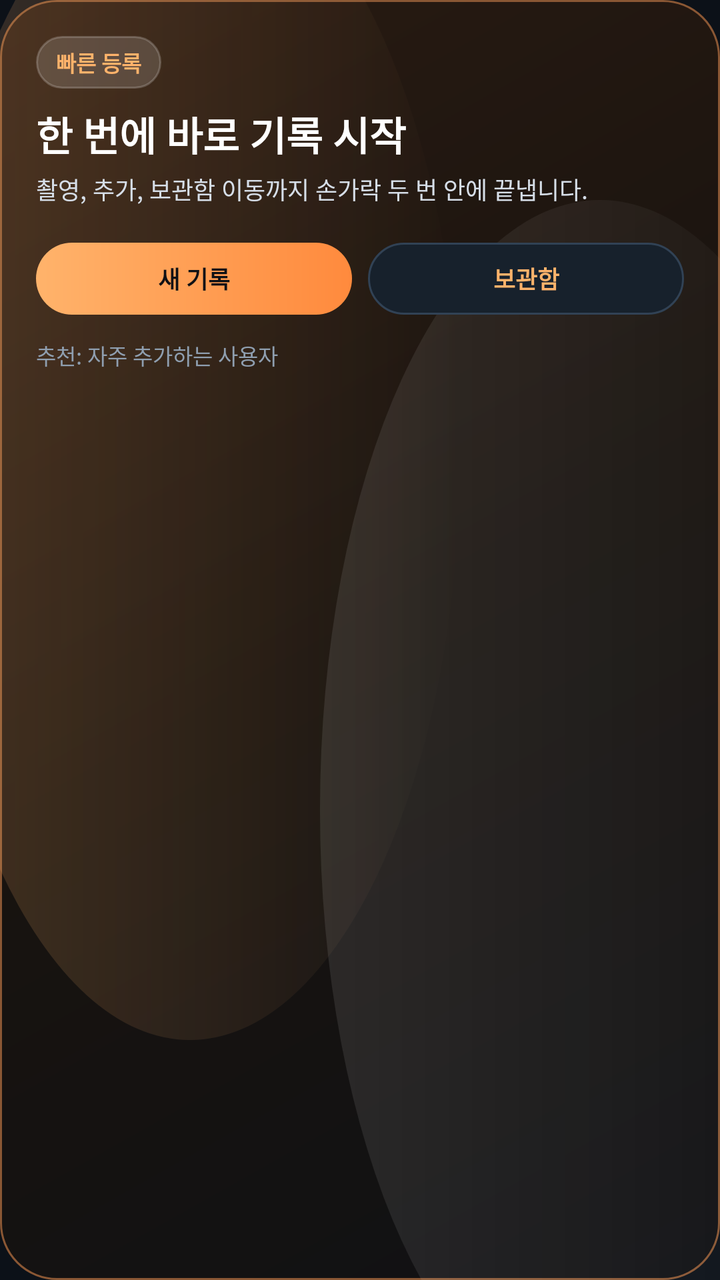
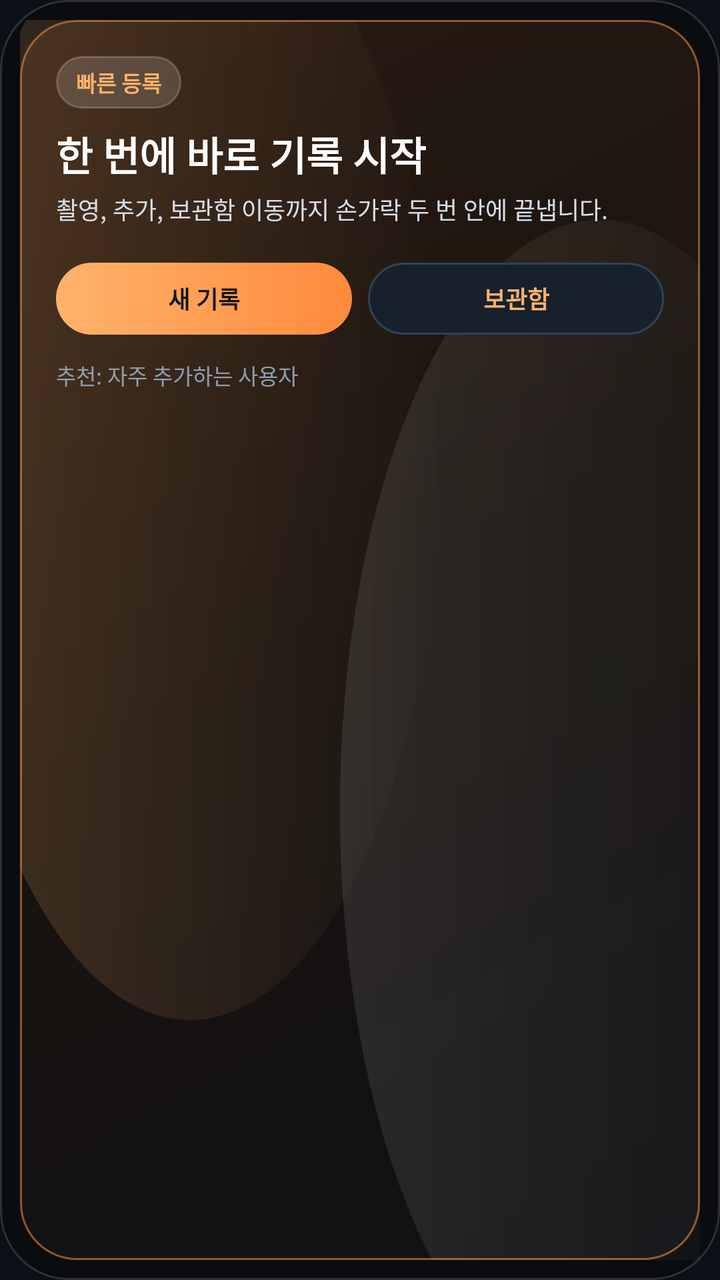

The first picture is an Android layout as it rendered before a commit; the second is the same layout after the commit. The layout source and the unified diff follow.
<!-- AndroidManifest.xml: application theme Theme.Siteboard -->
<!-- res/layout/widget_preview_quick_add.xml -->
<?xml version="1.0" encoding="utf-8"?>
<LinearLayout xmlns:android="http://schemas.android.com/apk/res/android"
    android:layout_width="match_parent"
    android:layout_height="match_parent"
    android:background="@drawable/bg_widget_preview_luxury"
    android:orientation="vertical"
    android:padding="18dp">

    <TextView
        android:layout_width="wrap_content"
        android:layout_height="wrap_content"
        android:background="@drawable/bg_widget_preview_pill"
        android:paddingHorizontal="10dp"
        android:paddingVertical="5dp"
        android:text="빠른 등록"
        android:textColor="#FFFFB36B"
        android:textSize="11sp"
        android:textStyle="bold" />

    <TextView
        android:layout_width="match_parent"
        android:layout_height="wrap_content"
        android:layout_marginTop="8dp"
        android:text="한 번에 바로 기록 시작"
        android:textColor="@android:color/white"
        android:textSize="20sp"
        android:textStyle="bold" />

    <TextView
        android:layout_width="match_parent"
        android:layout_height="wrap_content"
        android:layout_marginTop="4dp"
        android:text="촬영, 추가, 보관함 이동까지 손가락 두 번 안에 끝냅니다."
        android:textColor="#D6DEE8"
        android:textSize="12sp" />

    <LinearLayout
        android:layout_width="match_parent"
        android:layout_height="wrap_content"
        android:layout_marginTop="18dp"
        android:orientation="horizontal">

        <TextView
            android:layout_width="0dp"
            android:layout_height="36dp"
            android:layout_weight="1"
            android:background="@drawable/bg_primary_button"
            android:gravity="center"
            android:text="새 기록"
            android:textColor="#0F1115"
            android:textSize="12sp"
            android:textStyle="bold" />

        <TextView
            android:layout_width="0dp"
            android:layout_height="36dp"
            android:layout_marginStart="8dp"
            android:layout_weight="1"
            android:background="@drawable/bg_secondary_button"
            android:gravity="center"
            android:text="보관함"
            android:textColor="#FFFFB36B"
            android:textSize="12sp"
            android:textStyle="bold" />
    </LinearLayout>

    <TextView
        android:layout_width="match_parent"
        android:layout_height="wrap_content"
        android:layout_marginTop="12dp"
        android:text="추천: 자주 추가하는 사용자"
        android:textColor="#8F9FB0"
        android:textSize="11sp" />
</LinearLayout>
<!-- resources referenced by this layout -->
<resources>
  <!-- drawable bg_primary_button (drawable) -->
  <?xml version="1.0" encoding="utf-8"?>
  <shape xmlns:android="http://schemas.android.com/apk/res/android" android:shape="rectangle">
      <gradient
          android:angle="0"
          android:startColor="#FFB36B"
          android:endColor="#FF8A3D" />
      <corners android:radius="18dp" />
  </shape>
  <!-- drawable bg_secondary_button (drawable) -->
  <?xml version="1.0" encoding="utf-8"?>
  <shape xmlns:android="http://schemas.android.com/apk/res/android" android:shape="rectangle">
      <solid android:color="#17212C" />
      <corners android:radius="18dp" />
      <stroke
          android:width="1dp"
          android:color="#314255" />
  </shape>
  <!-- drawable bg_widget_preview_pill (drawable) -->
  <?xml version="1.0" encoding="utf-8"?>
  <shape xmlns:android="http://schemas.android.com/apk/res/android" android:shape="rectangle">
      <solid android:color="#26FFFFFF" />
      <corners android:radius="999dp" />
      <stroke
          android:width="1dp"
          android:color="#33FFFFFF" />
  </shape>
  <style name="Theme.Siteboard" parent="Theme.MaterialComponents.DayNight.NoActionBar">
  
          <item name="colorPrimary">@color/orange_primary</item>
          <item name="colorPrimaryVariant">@color/orange_deep</item>
          <item name="colorOnPrimary">#10141B</item>
  
          <item name="colorSecondary">@color/teal_accent</item>
          <item name="colorSecondaryVariant">@color/teal_accent</item>
          <item name="colorOnSecondary">#081118</item>
  
          <item name="colorError">@color/danger_accent</item>
  
          <item name="android:colorBackground">@color/bg_dark</item>
          <item name="colorSurface">@color/surface_dark</item>
  
          <item name="android:statusBarColor">@color/bg_dark</item>
          <item name="android:navigationBarColor">@color/bg_dark</item>
          <item name="android:windowLightStatusBar" tools:targetApi="m">false</item>
  
          <item name="android:windowSplashScreenBackground" tools:targetApi="s">@color/bg_dark</item>
          <item name="android:windowSplashScreenAnimatedIcon" tools:targetApi="s">@android:color/transparent</item>
          <item name="android:windowSplashScreenAnimationDuration" tools:targetApi="s">0</item>
      </style>
  <color name="orange_primary">#FFB36B</color>
  <color name="orange_deep">#FF8A3D</color>
  <color name="teal_accent">#54D4C4</color>
  <color name="danger_accent">#F06D7D</color>
  <color name="bg_dark">#0C1118</color>
  <color name="surface_dark">#151E29</color>
  <!-- unchanged entries left out for length: 1 -->
</resources>

<!-- the commit's change to res/layout/widget_preview_quick_add.xml (unified diff, before → after) -->
@@ -1,74 +1,81 @@
 <?xml version="1.0" encoding="utf-8"?>
-<LinearLayout xmlns:android="http://schemas.android.com/apk/res/android"
+<FrameLayout xmlns:android="http://schemas.android.com/apk/res/android"
     android:layout_width="match_parent"
     android:layout_height="match_parent"
-    android:background="@drawable/bg_widget_preview_luxury"
-    android:orientation="vertical"
-    android:padding="18dp">
-
-    <TextView
-        android:layout_width="wrap_content"
-        android:layout_height="wrap_content"
-        android:background="@drawable/bg_widget_preview_pill"
-        android:paddingHorizontal="10dp"
-        android:paddingVertical="5dp"
-        android:text="빠른 등록"
-        android:textColor="#FFFFB36B"
-        android:textSize="11sp"
-        android:textStyle="bold" />
-
-    <TextView
-        android:layout_width="match_parent"
-        android:layout_height="wrap_content"
-        android:layout_marginTop="8dp"
-        android:text="한 번에 바로 기록 시작"
-        android:textColor="@android:color/white"
-        android:textSize="20sp"
-        android:textStyle="bold" />
-
-    <TextView
-        android:layout_width="match_parent"
-        android:layout_height="wrap_content"
-        android:layout_marginTop="4dp"
-        android:text="촬영, 추가, 보관함 이동까지 손가락 두 번 안에 끝냅니다."
-        android:textColor="#D6DEE8"
-        android:textSize="12sp" />
+    android:background="@drawable/bg_widget_preview_frame"
+    android:padding="10dp">
 
     <LinearLayout
         android:layout_width="match_parent"
-        android:layout_height="wrap_content"
-        android:layout_marginTop="18dp"
-        android:orientation="horizontal">
+        android:layout_height="match_parent"
+        android:background="@drawable/bg_widget_preview_luxury"
+        android:orientation="vertical"
+        android:padding="18dp">
 
         <TextView
-            android:layout_width="0dp"
-            android:layout_height="36dp"
-            android:layout_weight="1"
-            android:background="@drawable/bg_primary_button"
-            android:gravity="center"
-            android:text="새 기록"
-            android:textColor="#0F1115"
-            android:textSize="12sp"
+            android:layout_width="wrap_content"
+            android:layout_height="wrap_content"
+            android:background="@drawable/bg_widget_preview_pill"
+            android:paddingHorizontal="10dp"
+            android:paddingVertical="5dp"
+            android:text="빠른 등록"
+            android:textColor="#FFFFB36B"
+            android:textSize="11sp"
             android:textStyle="bold" />
 
         <TextView
-            android:layout_width="0dp"
-            android:layout_height="36dp"
-            android:layout_marginStart="8dp"
-            android:layout_weight="1"
-            android:background="@drawable/bg_secondary_button"
-            android:gravity="center"
-            android:text="보관함"
-            android:textColor="#FFFFB36B"
-            android:textSize="12sp"
+            android:layout_width="match_parent"
+            android:layout_height="wrap_content"
+            android:layout_marginTop="8dp"
+            android:text="한 번에 바로 기록 시작"
+            android:textColor="@android:color/white"
+            android:textSize="20sp"
             android:textStyle="bold" />
+
+        <TextView
+            android:layout_width="match_parent"
+            android:layout_height="wrap_content"
+            android:layout_marginTop="4dp"
+            android:text="촬영, 추가, 보관함 이동까지 손가락 두 번 안에 끝냅니다."
+            android:textColor="#D6DEE8"
+            android:textSize="12sp" />
+
+        <LinearLayout
+            android:layout_width="match_parent"
+            android:layout_height="wrap_content"
+            android:layout_marginTop="18dp"
+            android:orientation="horizontal">
+
+            <TextView
+                android:layout_width="0dp"
+                android:layout_height="36dp"
+                android:layout_weight="1"
+                android:background="@drawable/bg_primary_button"
+                android:gravity="center"
+                android:text="새 기록"
+                android:textColor="#0F1115"
+                android:textSize="12sp"
+                android:textStyle="bold" />
+
+            <TextView
+                android:layout_width="0dp"
+                android:layout_height="36dp"
+                android:layout_marginStart="8dp"
+                android:layout_weight="1"
+                android:background="@drawable/bg_secondary_button"
+                android:gravity="center"
+                android:text="보관함"
+                android:textColor="#FFFFB36B"
+                android:textSize="12sp"
+                android:textStyle="bold" />
+        </LinearLayout>
+
+        <TextView
+            android:layout_width="match_parent"
+            android:layout_height="wrap_content"
+            android:layout_marginTop="12dp"
+            android:text="추천: 자주 추가하는 사용자"
+            android:textColor="#8F9FB0"
+            android:textSize="11sp" />
     </LinearLayout>
-
-    <TextView
-        android:layout_width="match_parent"
-        android:layout_height="wrap_content"
-        android:layout_marginTop="12dp"
-        android:text="추천: 자주 추가하는 사용자"
-        android:textColor="#8F9FB0"
-        android:textSize="11sp" />
-</LinearLayout>
+</FrameLayout>
<!-- resource entries referenced after the edit -->
@@ -17,6 +17,15 @@
       <stroke
           android:width="1dp"
           android:color="#314255" />
+  </shape>
+  <!-- drawable bg_widget_preview_frame (drawable) -->
+  <?xml version="1.0" encoding="utf-8"?>
+  <shape xmlns:android="http://schemas.android.com/apk/res/android" android:shape="rectangle">
+      <solid android:color="#0A0C0F" />
+      <corners android:radius="34dp" />
+      <stroke
+          android:width="1dp"
+          android:color="#2D3138" />
   </shape>
   <!-- drawable bg_widget_preview_pill (drawable) -->
   <?xml version="1.0" encoding="utf-8"?>
